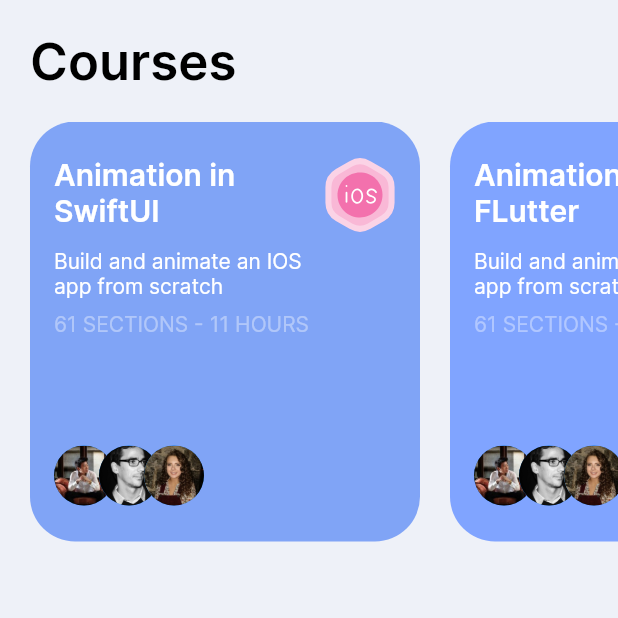
After one commit to Hammertonmutuku/animation-rive, a Flutter app: the HomeScreen screen opened directly, on a phone screen of 412 x 824 dp, the top half of it. The commit adds this screen. Run offline on Flutter 3.47's test engine with Material 2 defaults, Android fonts, the phone set to English and light mode, and no system bars; our stand-ins replace flutter_svg, rive.

```diff
--- /dev/null
+++ b/lib/Models/course.dart
@@ -0,0 +1,35 @@
+import 'package:flutter/material.dart';
+
+class Course {
+  final String title, description, iconsSrc;
+  final Color bgColor;
+
+  Course({
+    required this.title,
+    this.description = "Build and animate an IOS app from scratch",
+    this.iconsSrc = "assets/icons/ios.svg",
+    this.bgColor = const Color(0xFF80A4F6),
+  });
+}
+
+List<Course> courses = [
+  Course(title: "Animation in SwiftUI"),
+  Course(title: "Animation in FLutter",
+  iconsSrc: "assets/icons/code.svg",
+  bgColor: const Color(0xFF80A4FF))
+];
+
+final List<Course> recentCourses = [
+  Course(title: "State Machine"),
+  Course(
+    title: "Animated Menu",
+    bgColor: const Color(0xFF9CC5FF),
+    iconsSrc: "assets/icons/code.svg",
+  ),
+  Course(title: "Flutter with Rive"),
+  Course(
+    title: "Animated Menu",
+    bgColor: const Color(0xFF9CC5FF),
+    iconsSrc: "assets/icons/code.svg",
+  ),
+];
--- /dev/null
+++ b/lib/Screens/Home/Componets/course_card.dart
@@ -0,0 +1,75 @@
+import 'package:animation1/Models/course.dart';
+import 'package:flutter/material.dart';
+import 'package:flutter_svg/flutter_svg.dart';
+
+class CoursesCard extends StatelessWidget {
+  const CoursesCard({
+    Key? key,
+    required this.course,
+  }) : super(key: key);
+
+  final Course course;
+
+  @override
+  Widget build(BuildContext context) {
+    return Container(
+      padding: const EdgeInsets.symmetric(
+        horizontal: 16,
+        vertical: 24,
+      ),
+      height: 280,
+      width: 260,
+      decoration: BoxDecoration(
+        color: course.bgColor,
+        borderRadius: const BorderRadius.all(
+          Radius.circular(30),
+        ),
+      ),
+      child: Row(
+        crossAxisAlignment: CrossAxisAlignment.start,
+        children: [
+          Expanded(
+              child: Column(
+            crossAxisAlignment: CrossAxisAlignment.start,
+            children: [
+              Text(
+                course.title,
+                style: Theme.of(context).textTheme.titleLarge!.copyWith(
+                      color: Colors.white,
+                      fontWeight: FontWeight.w600,
+                    ),
+              ),
+              Padding(
+                padding: EdgeInsets.only(top: 12, bottom: 8),
+                child: Text(course.description,
+                    style: TextStyle(color: Colors.white)),
+              ),
+              const Text(
+                "61 SECTIONS - 11 HOURS",
+                style: TextStyle(
+                  color: Colors.white38,
+                ),
+              ),
+              const Spacer(),
+              Row(
+                children: [
+                  ...List.generate(
+                      3,
+                      (index) => Transform.translate(
+                            offset: Offset((-10 * index).toDouble(), 0),
+                            child: CircleAvatar(
+                              radius: 20,
+                              backgroundImage: AssetImage(
+                                  "assets/avaters/Avatar ${index + 1}.jpg"),
+                            ),
+                          ))
+                ],
+              )
+            ],
+          )),
+          SvgPicture.asset(course.iconsSrc)
+        ],
+      ),
+    );
+  }
+}
--- /dev/null
+++ b/lib/Screens/Home/home.dart
@@ -0,0 +1,49 @@
+import 'package:animation1/Models/course.dart';
+import 'package:animation1/Screens/Home/Componets/course_card.dart';
+import 'package:flutter/material.dart';
+
+class HomeScreen extends StatefulWidget {
+  const HomeScreen({super.key});
+
+  @override
+  State<HomeScreen> createState() => _HomeScreenState();
+}
+
+class _HomeScreenState extends State<HomeScreen> {
+  @override
+  Widget build(BuildContext context) {
+    return Scaffold(
+      body: SafeArea(
+        child: Column(
+          crossAxisAlignment: CrossAxisAlignment.start,
+          children: [
+            Padding(
+              padding: const EdgeInsets.all(20),
+              child: Text(
+                "Courses",
+                style: Theme.of(context)
+                    .textTheme
+                    .headlineMedium!
+                    .copyWith(color: Colors.black, fontWeight: FontWeight.w600),
+              ),
+            ),
+            SingleChildScrollView(
+              scrollDirection: Axis.horizontal,
+              child: Row(
+                children: [
+                  ...courses
+                      .map((course) => Padding(
+                            padding: const EdgeInsets.only(left: 20),
+                            child: CoursesCard(course: course),
+                          ))
+                      .toList(),
+                ],
+              ),
+            ),
+
+          ],
+        ),
+      ),
+    );
+  }
+}
--- a/lib/Components/custom_sign_in_dialog.dart
+++ b/lib/Screens/onboarding/Components/custom_sign_in_dialog.dart
@@ -1,5 +1,5 @@
 
-import 'package:animation1/Components/signin_form.dart';
+import 'package:animation1/Screens/onboarding/Components/signin_form.dart';
 import 'package:flutter/material.dart';
 import 'package:flutter_svg/flutter_svg.dart';
 
--- a/lib/onboardingScreen.dart
+++ b/lib/Screens/onboarding/onboardingScreen.dart
@@ -1,7 +1,7 @@
 import 'dart:ui';
-import 'package:animation1/Components/animation_btn.dart';
-import 'package:animation1/Components/custom_sign_in_dialog.dart';
-import 'package:animation1/Components/signin_form.dart';
+import 'package:animation1/Screens/onboarding/Components/animation_btn.dart';
+import 'package:animation1/Screens/onboarding/Components/custom_sign_in_dialog.dart';
+import 'package:animation1/Screens/onboarding/Components/signin_form.dart';
 import 'package:flutter/cupertino.dart';
 import 'package:flutter/material.dart';
 import 'package:flutter_svg/svg.dart';
--- a/lib/main.dart
+++ b/lib/main.dart
@@ -1,4 +1,4 @@
-import 'package:animation1/onboardingScreen.dart';
+import 'package:animation1/Screens/onboarding/onboardingScreen.dart';
 import 'package:flutter/material.dart';
 
 void main() {
```
Also changed, not shown: lib/Models/rives_assets.dart (added, +37 -0 lines), lib/Screens/Entry/componets/bottom_bar.dart (added, +23 -0 lines), lib/Screens/Entry/entry_point.dart (added, +80 -0 lines), lib/Screens/onboarding/Components/signin_form.dart (renamed from lib/Components/signin_form.dart, +7 -2 lines), lib/constants.dart (added, +7 -0 lines), lib/rive_utils.dart (added, +10 -0 lines), lib/Screens/onboarding/Components/animation_btn.dart (renamed from lib/Components/animation_btn.dart).
